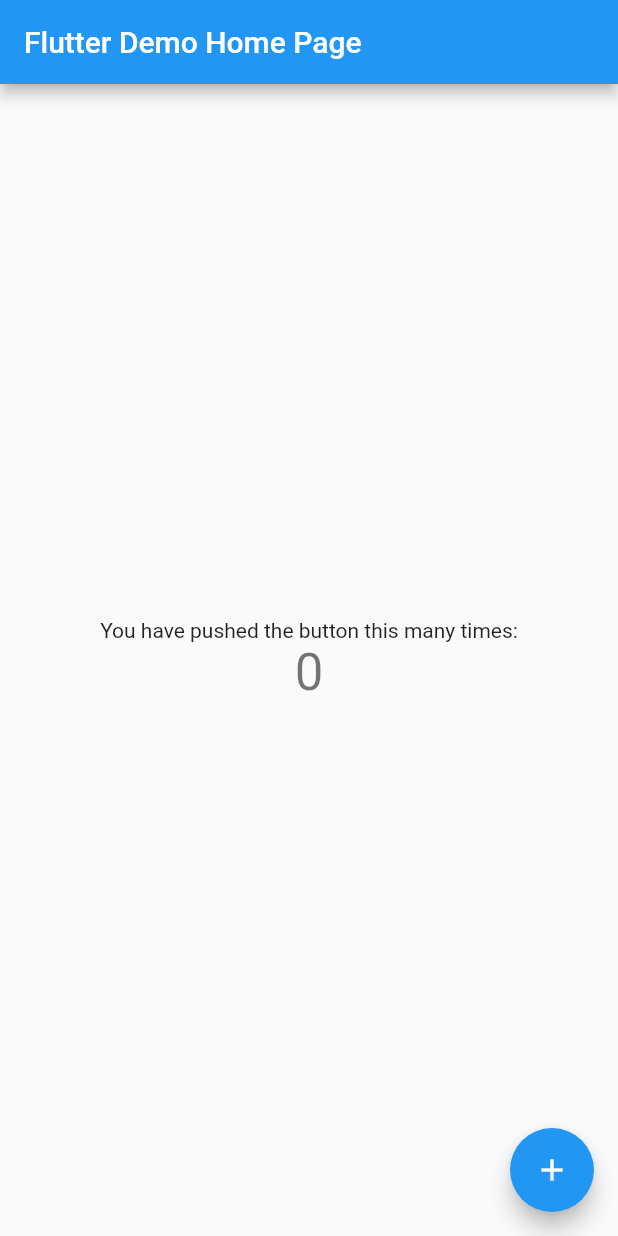
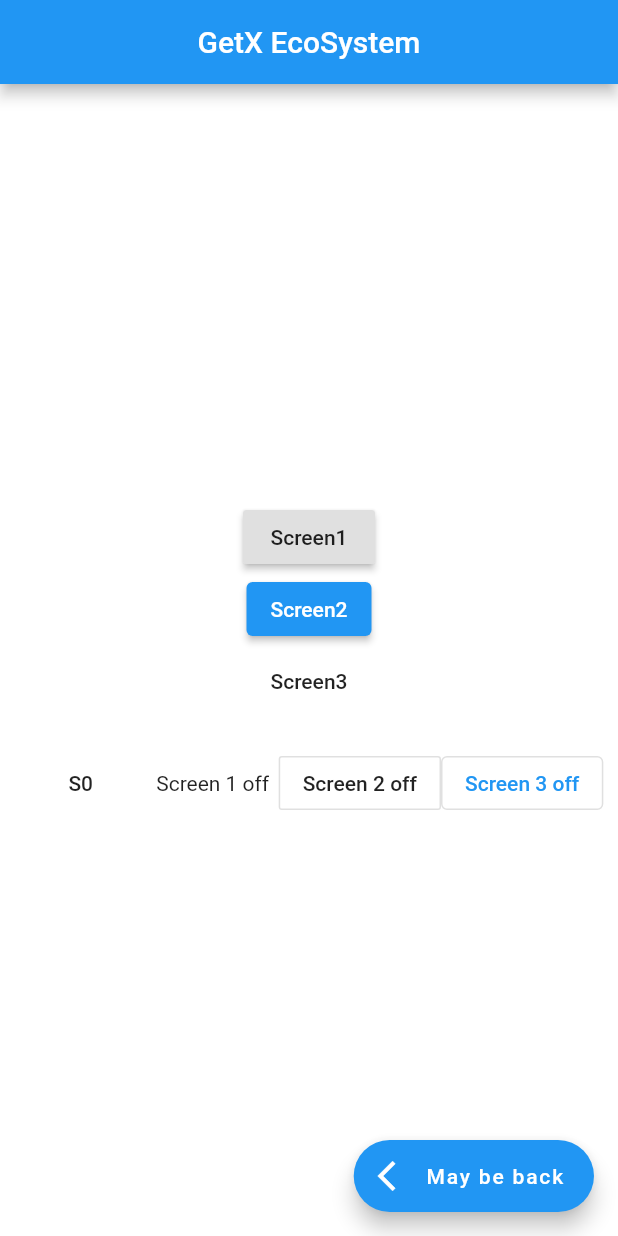
Before and after one commit to ahmedeidhefny/get_x_ecosystem_fluter_master, a Flutter app: the screen it shows after launch, on a phone screen of 412 x 824 dp. Run offline on Flutter 3.47's test engine with Material 2 defaults, Android fonts, the phone set to English and light mode, and no system bars; our stand-ins replace get.

```diff
--- a/lib/main.dart
+++ b/lib/main.dart
@@ -1,4 +1,9 @@
 import 'package:flutter/material.dart';
+import 'package:get/get.dart';
+import 'package:get_x_ecosystem_fluter_master/view/home.dart';
+import 'package:get_x_ecosystem_fluter_master/view/page_one.dart';
+import 'package:get_x_ecosystem_fluter_master/view/page_three.dart';
+import 'package:get_x_ecosystem_fluter_master/view/page_two.dart';
 
 void main() {
   runApp(const MyApp());
@@ -7,109 +12,20 @@ void main() {
 class MyApp extends StatelessWidget {
   const MyApp({Key? key}) : super(key: key);
 
-  // This widget is the root of your application.
+  // This widget is the root of your appuplication.
   @override
   Widget build(BuildContext context) {
-    return MaterialApp(
+    return GetMaterialApp(
+      getPages: [
+        GetPage(name:"/1", page: ()=> PageOne()),
+        GetPage(name:"/2", page: ()=> PageTwo()),
+        GetPage(name:"/3", page: ()=> PageThree()),
+      ],
       title: 'Flutter Demo',
       theme: ThemeData(
-        // This is the theme of your application.
-        //
-        // Try running your application with "flutter run". You'll see the
-        // application has a blue toolbar. Then, without quitting the app, try
-        // changing the primarySwatch below to Colors.green and then invoke
-        // "hot reload" (press "r" in the console where you ran "flutter run",
-        // or simply save your changes to "hot reload" in a Flutter IDE).
-        // Notice that the counter didn't reset back to zero; the application
-        // is not restarted.
         primarySwatch: Colors.blue,
       ),
-      home: const MyHomePage(title: 'Flutter Demo Home Page'),
+      home: Home(),
     );
   }
 }
-
-class MyHomePage extends StatefulWidget {
-  const MyHomePage({Key? key, required this.title}) : super(key: key);
-
-  // This widget is the home page of your application. It is stateful, meaning
-  // that it has a State object (defined below) that contains fields that affect
-  // how it looks.
-
-  // This class is the configuration for the state. It holds the values (in this
-  // case the title) provided by the parent (in this case the App widget) and
-  // used by the build method of the State. Fields in a Widget subclass are
-  // always marked "final".
-
-  final String title;
-
-  @override
-  State<MyHomePage> createState() => _MyHomePageState();
-}
-
-class _MyHomePageState extends State<MyHomePage> {
-  int _counter = 0;
-
-  void _incrementCounter() {
-    setState(() {
-      // This call to setState tells the Flutter framework that something has
-      // changed in this State, which causes it to rerun the build method below
-      // so that the display can reflect the updated values. If we changed
-      // _counter without calling setState(), then the build method would not be
-      // called again, and so nothing would appear to happen.
-      _counter++;
-    });
-  }
-
-  @override
-  Widget build(BuildContext context) {
-    // This method is rerun every time setState is called, for instance as done
-    // by the _incrementCounter method above.
-    //
-    // The Flutter framework has been optimized to make rerunning build methods
-    // fast, so that you can just rebuild anything that needs updating rather
-    // than having to individually change instances of widgets.
-    return Scaffold(
-      appBar: AppBar(
-        // Here we take the value from the MyHomePage object that was created by
-        // the App.build method, and use it to set our appbar title.
-        title: Text(widget.title),
-      ),
-      body: Center(
-        // Center is a layout widget. It takes a single child and positions it
-        // in the middle of the parent.
-        child: Column(
-          // Column is also a layout widget. It takes a list of children and
-          // arranges them vertically. By default, it sizes itself to fit its
-          // children horizontally, and tries to be as tall as its parent.
-          //
-          // Invoke "debug painting" (press "p" in the console, choose the
-          // "Toggle Debug Paint" action from the Flutter Inspector in Android
-          // Studio, or the "Toggle Debug Paint" command in Visual Studio Code)
-          // to see the wireframe for each widget.
-          //
-          // Column has various properties to control how it sizes itself and
-          // how it positions its children. Here we use mainAxisAlignment to
-          // center the children vertically; the main axis here is the vertical
-          // axis because Columns are vertical (the cross axis would be
-          // horizontal).
-          mainAxisAlignment: MainAxisAlignment.center,
-          children: <Widget>[
-            const Text(
-              'You have pushed the button this many times:',
-            ),
-            Text(
-              '$_counter',
-              style: Theme.of(context).textTheme.headline4,
-            ),
-          ],
-        ),
-      ),
-      floatingActionButton: FloatingActionButton(
-        onPressed: _incrementCounter,
-        tooltip: 'Increment',
-        child: const Icon(Icons.add),
-      ), // This trailing comma makes auto-formatting nicer for build methods.
-    );
-  }
-}
--- /dev/null
+++ b/lib/view/home.dart
@@ -0,0 +1,122 @@
+import 'package:flutter/cupertino.dart';
+import 'package:flutter/material.dart';
+import 'package:get/get.dart';
+import 'package:get_x_ecosystem_fluter_master/view/page_one.dart';
+import 'package:get_x_ecosystem_fluter_master/view/page_three.dart';
+import 'package:get_x_ecosystem_fluter_master/view/page_two.dart';
+
+class Home extends StatelessWidget {
+  @override
+  Widget build(BuildContext context) {
+    return Scaffold(
+      backgroundColor: Colors.white,
+      appBar: AppBar(
+        title: Text('GetX EcoSystem'),
+        centerTitle: true,
+      ),
+      floatingActionButton: FloatingActionButton.extended(
+        onPressed: () {
+          //Navigator.maybeOf(context);
+          Get.back();
+        },
+        label: Text('May be back'),
+        icon:Icon(Icons.arrow_back_ios),
+      ),
+      body: SafeArea(
+        child: Container(
+          width: double.infinity,
+          height: double.infinity,
+          child: Column(
+            mainAxisAlignment: MainAxisAlignment.center,
+            children: [
+              RaisedButton(
+                onPressed: () {
+                  // Navigator.of(context).push(
+                  //   MaterialPageRoute(
+                  //     builder: (context) => PageOne(),
+                  //   ),
+                  // );
+                  //Get.to(PageOne());
+                  Get.toNamed('1');
+                },
+                child: Text('Screen1'),
+              ),
+              ElevatedButton(
+                onPressed: () {
+                  // Navigator.of(context).push(
+                  //   MaterialPageRoute(
+                  //     builder: (context) => PageTwo(),
+                  //   ),
+                  // );
+                  //Get.to(PageTwo());
+                  Get.toNamed('2');
+                },
+                child: Text('Screen2'),
+              ),
+              FlatButton(
+                onPressed: () {
+                  // Navigator.of(context).push(
+                  //   MaterialPageRoute(
+                  //     builder: (context) => PageThree(),
+                  //   ),
+                  // );
+                  //Get.to(PageThree());
+                  Get.toNamed('3');
+                },
+                child: Text('Screen3'),
+              ),
+              SizedBox(
+                height: 20.0,
+              ),
+              Row(
+                mainAxisAlignment: MainAxisAlignment.center,
+                children: [
+                  MaterialButton(
+                    onPressed: () {},
+                    child: Text('S0'),
+                  ),
+                  RawMaterialButton(
+                    onPressed: () {
+                      // Navigator.of(context).pushReplacement(
+                      //   MaterialPageRoute(
+                      //     builder: (context) => PageOne(),
+                      //   ),
+                      // );
+                      //Get.off(PageOne());
+                      Get.offNamed('1');
+                    },
+                    child: Text('Screen 1 off'),
+                  ),
+                  OutlineButton(
+                    onPressed: () {
+                      // Navigator.of(context).pushReplacement(
+                      //   MaterialPageRoute(
+                      //     builder: (context) => PageTwo(),
+                      //   ),
+                      // );
+                      //Get.off(PageTwo());
+                      Get.offNamed('2');
+                    },
+                    child: Text('Screen 2 off'),
+                  ),
+                  OutlinedButton(
+                    onPressed: () {
+                      // Navigator.of(context).pushReplacement(
+                      //   MaterialPageRoute(
+                      //     builder: (context) => PageThree(),
+                      //   ),
+                      // );
+                      //Get.off(PageThree());
+                      Get.offNamed('3');
+                    },
+                    child: Text('Screen 3 off'),
+                  ),
+                ],
+              )
+            ],
+          ),
+        ),
+      ),
+    );
+  }
+}
--- a/pubspec.yaml
+++ b/pubspec.yaml
@@ -34,6 +34,7 @@ dependencies:
   # The following adds the Cupertino Icons font to your application.
   # Use with the CupertinoIcons class for iOS style icons.
   cupertino_icons: ^1.0.2
+  get: ^4.6.1
 
 dev_dependencies:
   flutter_test:
```
Also changed, not shown: lib/view/page_one.dart (added, +120 -0 lines), lib/view/page_three.dart (added, +120 -0 lines), lib/view/page_two.dart (added, +121 -0 lines), pubspec.lock.
